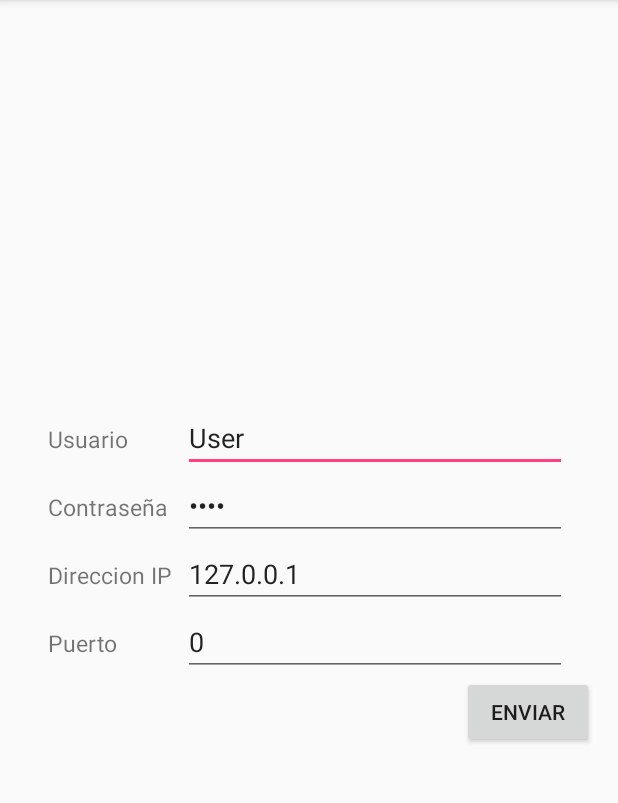
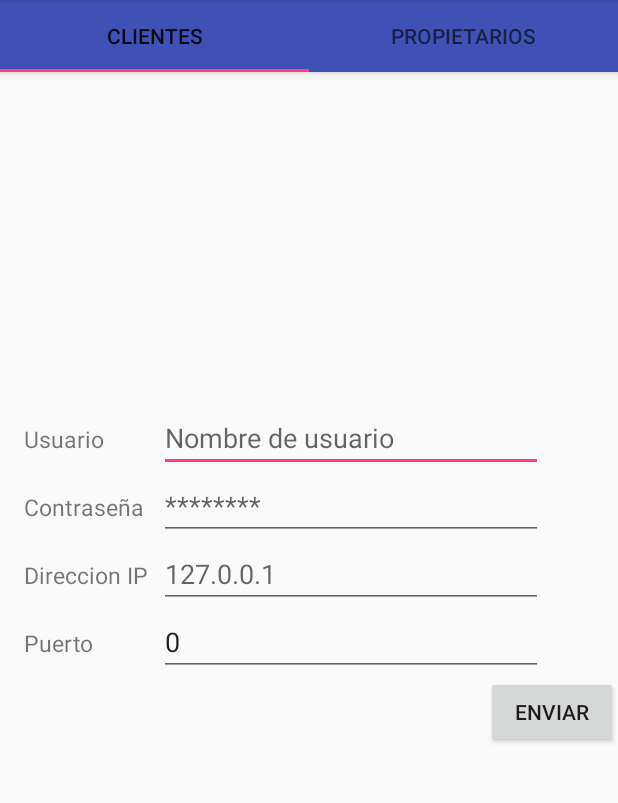
Before and after one commit to vmpc0002/sm1617_g05_p2, an Android app: the screen it shows after launch (MainActivity), on a phone screen of 412 x 824 dp, the part 84-887 px from its top. Run offline under Robolectric (Android 15) with nearby library versions, the phone set to English and light mode, and no system bars.

```diff
--- a/practica2/app/build.gradle
+++ b/practica2/app/build.gradle
@@ -21,8 +21,9 @@ android {
 
 dependencies {
     compile fileTree(dir: 'libs', include: ['*.jar'])
+    compile files('android-integration-1.7.jar')
     compile 'com.android.support:appcompat-v7:24.2.1'
     compile 'com.android.support:support-v4:24.2.1'
-    compile files('android-integration-1.7.jar')
+    compile 'com.android.support:design:24.2.1'
     testCompile 'junit:junit:4.12'
 }
--- /dev/null
+++ b/practica2/app/src/main/java/es/ujaen/git/practica1/AuthQRFragment.java
@@ -0,0 +1,34 @@
+package es.ujaen.git.practica1;
+
+import android.os.Bundle;
+import android.support.v4.app.Fragment;
+import android.view.LayoutInflater;
+import android.view.View;
+import android.view.ViewGroup;
+import android.widget.Button;
+
+import com.google.zxing.integration.android.IntentIntegrator;
+
+public class AuthQRFragment extends Fragment {
+
+    private Button mButton;
+
+    public AuthQRFragment() {
+
+    }
+
+
+    @Override
+    public View onCreateView(LayoutInflater inflater, ViewGroup container,
+                             Bundle savedInstanceState) {
+        View fragmento = inflater.inflate(R.layout.fragment_auth_qr, container, false);
+        mButton = (Button) fragmento.findViewById(R.id.autenticacionQR_scan_button);
+        mButton.setOnClickListener(new View.OnClickListener() {
+            @Override
+            public void onClick(View v) {
+                IntentIntegrator.initiateScan(getActivity().getParent());
+            }
+        });
+        return fragmento;
+    }
+}
--- a/practica2/app/src/main/java/es/ujaen/git/practica1/MainActivity.java
+++ b/practica2/app/src/main/java/es/ujaen/git/practica1/MainActivity.java
@@ -1,10 +1,14 @@
 package es.ujaen.git.practica1;
 
 import android.os.Bundle;
+import android.support.design.widget.TabItem;
+import android.support.design.widget.TabLayout;
 import android.support.v4.app.Fragment;
 import android.support.v4.app.FragmentManager;
 import android.support.v4.app.FragmentTransaction;
+import android.support.v4.view.ViewPager;
 import android.support.v7.app.AppCompatActivity;
+import android.view.View;
 
 /**
  * @author Emilio Sánchez Catalán y Víctor Manuel Pérez Cámara
@@ -22,7 +26,14 @@ public class MainActivity extends AppCompatActivity {
         super.onCreate(savedInstanceState);
         setContentView(R.layout.activity_main);
 
-        FragmentManager fragmentActivity = getSupportFragmentManager();
+        ViewPager viewPager = (ViewPager) findViewById(R.id.id_viewpager);
+        PagerAdapter adapter = new PagerAdapter(getSupportFragmentManager());
+        adapter.addFragment(new AuthFragment(), "clientes");
+        adapter.addFragment(new AuthQRFragment(), "propietarios");
+        viewPager.setAdapter(adapter);
+        TabLayout tabLayout = (TabLayout) findViewById(R.id.tabs);
+        tabLayout.setupWithViewPager(viewPager);
+        /*FragmentManager fragmentActivity = getSupportFragmentManager();
         FragmentTransaction fragmentTransaction = fragmentActivity.beginTransaction();
 
         Fragment f = fragmentActivity.findFragmentById(R.id.fragment);
@@ -31,6 +42,8 @@ public class MainActivity extends AppCompatActivity {
             fragmentTransaction.add(R.id.fragment, authFragment);
             fragmentTransaction.addToBackStack(null);
         }
-        fragmentTransaction.commit();
+        fragmentTransaction.commit();*/
+
     }
+
 }
--- /dev/null
+++ b/practica2/app/src/main/java/es/ujaen/git/practica1/PagerAdapter.java
@@ -0,0 +1,41 @@
+package es.ujaen.git.practica1;
+
+import android.support.v4.app.Fragment;
+import android.support.v4.app.FragmentManager;
+import android.support.v4.app.FragmentPagerAdapter;
+
+import java.util.ArrayList;
+import java.util.List;
+
+/**
+ * Created by windic on 08/11/2016.
+ */
+
+public class PagerAdapter extends FragmentPagerAdapter {
+
+    private final List<Fragment> mFragmentList = new ArrayList();
+    private final List<String> mFragmentTitleNames =  new ArrayList();
+
+    public PagerAdapter (FragmentManager fm){
+        super(fm);
+    }
+    public void addFragment(Fragment fragment, String title){
+        mFragmentList.add(fragment);
+        mFragmentTitleNames.add(title);
+    }
+
+    @Override
+    public Fragment getItem(int position) {
+        return mFragmentList.get(position);
+    }
+
+    @Override
+    public int getCount() {
+        return mFragmentList.size();
+    }
+
+    @Override
+    public CharSequence getPageTitle(int position) {
+        return mFragmentTitleNames.get(position);
+    }
+}
--- a/practica2/app/src/main/res/layout/activity_main.xml
+++ b/practica2/app/src/main/res/layout/activity_main.xml
@@ -1,17 +1,26 @@
 <?xml version="1.0" encoding="utf-8"?>
-<RelativeLayout xmlns:android="http://schemas.android.com/apk/res/android"
+<android.support.design.widget.CoordinatorLayout xmlns:android="http://schemas.android.com/apk/res/android"
     xmlns:tools="http://schemas.android.com/tools"
+    xmlns:app="http://schemas.android.com/apk/res-auto"
     android:layout_width="match_parent"
-    android:layout_height="match_parent"
-    android:paddingBottom="@dimen/activity_vertical_margin"
-    android:paddingLeft="@dimen/activity_horizontal_margin"
-    android:paddingRight="@dimen/activity_horizontal_margin"
-    android:paddingTop="@dimen/activity_vertical_margin"
-    tools:context="es.ujaen.git.practica1.MainActivity">
+    android:layout_height="match_parent">
 
-    <FrameLayout
-        android:id="@+id/fragment"
+    <android.support.design.widget.AppBarLayout
+        android:id="@+id/appbar"
+        android:layout_height="wrap_content"
+        android:layout_width="match_parent">
+
+        <android.support.design.widget.TabLayout
+            android:id="@+id/tabs"
+            android:layout_width="match_parent"
+            android:layout_height="match_parent">
+
+        </android.support.design.widget.TabLayout>
+    </android.support.design.widget.AppBarLayout>
+
+    <android.support.v4.view.ViewPager
+        android:id="@+id/id_viewpager"
         android:layout_width="match_parent"
-        android:layout_height="match_parent"
-        android:layout_centerHorizontal="true"></FrameLayout>
-</RelativeLayout>
+        android:layout_height="match_parent"/>
+
+</android.support.design.widget.CoordinatorLayout>
--- /dev/null
+++ b/practica2/app/src/main/res/layout/fragment_auth_qr.xml
@@ -0,0 +1,13 @@
+<RelativeLayout xmlns:android="http://schemas.android.com/apk/res/android"
+    xmlns:tools="http://schemas.android.com/tools"
+    android:layout_width="match_parent"
+    android:layout_height="match_parent"
+    tools:context="es.ujaen.git.practica1.AuthQRFragment">
+
+    <Button
+        android:layout_width="match_parent"
+        android:layout_height="match_parent"
+        android:id="@+id/autenticacionQR_scan_button"
+        android:text="SCAN"
+        android:textSize="100dp"/>
+</RelativeLayout>
```
Also changed, not shown: 2 other files.
